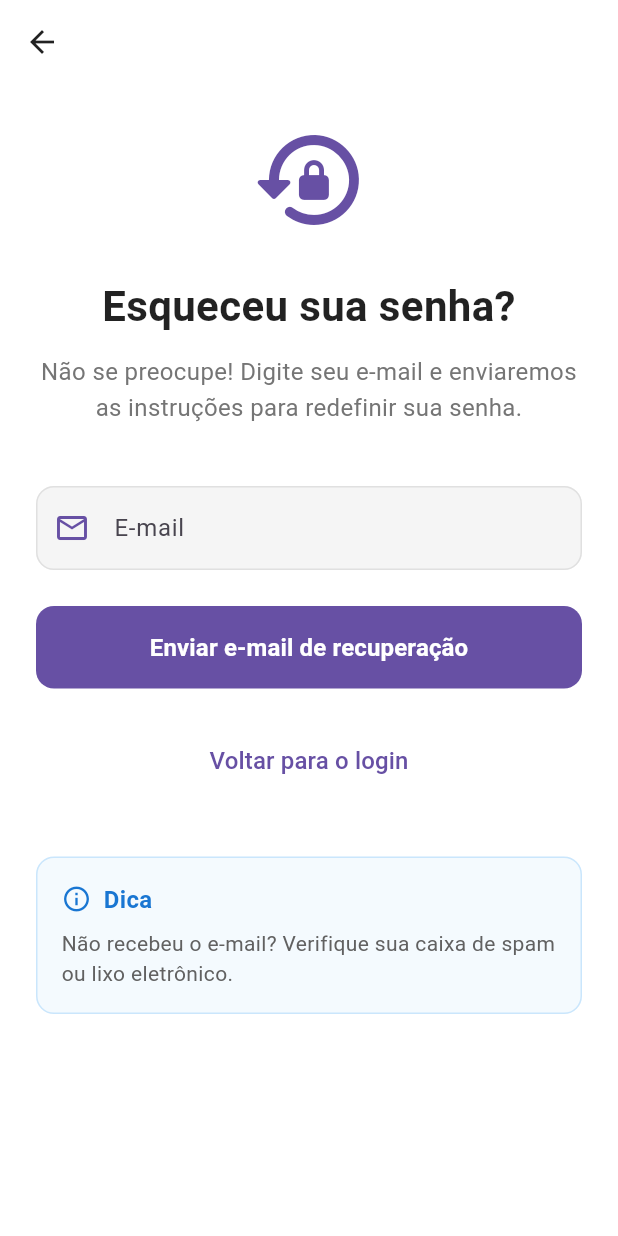
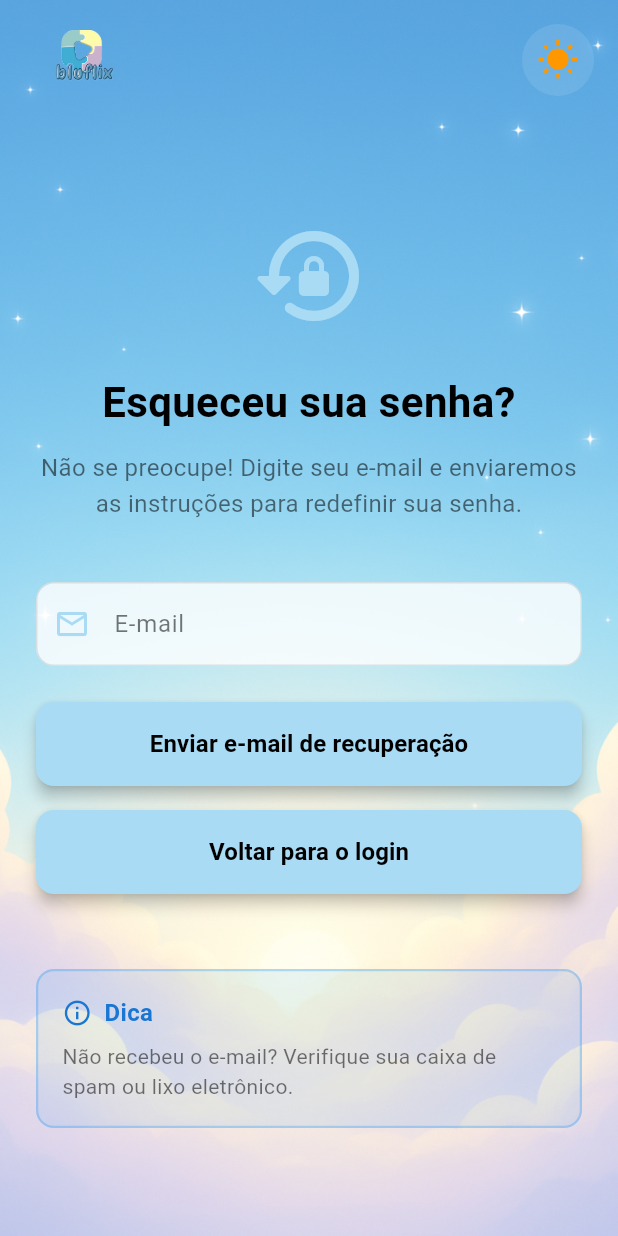
Before and after one commit to R4f0so/bluflix, a Flutter app: the EsqueciSenhaScreen screen opened by its route, on a phone screen of 412 x 824 dp. Run offline on Flutter 3.47's test engine with Material 3 defaults, Android fonts, the phone set to English and light mode, and no system bars; our stand-ins replace cloud_firestore, firebase_auth, firebase_core, go_router, shared_preferences, youtube_player_flutter; accounts and stored records are empty.

Commit message:
- Mudanças no analytics e na tela de esqueci a senha

```diff
--- a/lib/presentation/screens/analytics/perfil_filho_analytics_screen.dart
+++ b/lib/presentation/screens/analytics/perfil_filho_analytics_screen.dart
@@ -205,7 +205,7 @@ class _PerfilFilhoAnalyticsScreenState
                     // ═══════════════════════════════════════════════
                     // GÊNEROS MAIS ASSISTIDOS
                     // ═══════════════════════════════════════════════
-                    _buildSecaoTitulo('📊 Gêneros Favoritos', appTema),
+                    _buildSecaoTitulo('📊 Gêneros Assistidos', appTema),
                     const SizedBox(height: 16),
                     _buildGenerosList(appTema),
 
@@ -214,7 +214,7 @@ class _PerfilFilhoAnalyticsScreenState
                     // ═══════════════════════════════════════════════
                     // VÍDEOS MAIS ASSISTIDOS
                     // ═══════════════════════════════════════════════
-                    _buildSecaoTitulo('🎬 Vídeos Favoritos', appTema),
+                    _buildSecaoTitulo('🎬 Vídeos Assistidos', appTema),
                     const SizedBox(height: 16),
                     _buildVideosList(appTema),
 
--- a/lib/presentation/screens/auth/esqueci_senha_screen.dart
+++ b/lib/presentation/screens/auth/esqueci_senha_screen.dart
@@ -1,6 +1,9 @@
 import 'package:flutter/material.dart';
 import 'package:firebase_auth/firebase_auth.dart';
 import 'package:go_router/go_router.dart';
+import 'package:provider/provider.dart';
+import 'package:bluflix/core/theme/app_theme.dart';
+import 'package:bluflix/presentation/widgets/theme_toggle_button.dart';
 
 /// Tela para recuperação de senha via e-mail
 class EsqueciSenhaScreen extends StatefulWidget {
@@ -116,23 +119,35 @@ class _EsqueciSenhaScreenState extends State<EsqueciSenhaScreen> {
 
   @override
   Widget build(BuildContext context) {
-    final isDarkMode = Theme.of(context).brightness == Brightness.dark;
-    final primaryColor = Theme.of(context).colorScheme.primary;
+    final appTema = Provider.of<AppTema>(context);
 
     return Scaffold(
-      backgroundColor: isDarkMode ? const Color(0xFF121212) : Colors.white,
-      appBar: AppBar(
-        backgroundColor: Colors.transparent,
-        elevation: 0,
-        leading: IconButton(
-          icon: Icon(
-            Icons.arrow_back,
-            color: isDarkMode ? Colors.white : Colors.black87,
-          ),
-          onPressed: () => context.go('/login'),
+      body: Container(
+        width: double.infinity,
+        height: double.infinity,
+        decoration: BoxDecoration(
+          image: DecorationImage(
+            image: AssetImage(appTema.backgroundImage),
+            fit: BoxFit.cover,
           ),
         ),
-      body: SafeArea(
+        child: SafeArea(
+          child: Column(
+            children: [
+              // AppBar
+              Padding(
+                padding: const EdgeInsets.all(16.0),
+                child: Row(
+                  children: [
+                    Image.asset("assets/logo.png", height: 40),
+                    const Spacer(),
+                    const ThemeToggleButton(showLogo: false),
+                  ],
+                ),
+              ),
+
+              // Conteúdo
+              Expanded(
                 child: SingleChildScrollView(
                   padding: const EdgeInsets.all(24.0),
                   child: Form(
@@ -140,8 +155,14 @@ class _EsqueciSenhaScreenState extends State<EsqueciSenhaScreen> {
                     child: Column(
                       crossAxisAlignment: CrossAxisAlignment.stretch,
                       children: [
+                        const SizedBox(height: 40),
+
                         // Ícone de cadeado
-                Icon(Icons.lock_reset_rounded, size: 80, color: primaryColor),
+                        Icon(
+                          Icons.lock_reset_rounded,
+                          size: 80,
+                          color: const Color(0xFFA9DBF4),
+                        ),
                         const SizedBox(height: 24),
 
                         // Título
@@ -150,7 +171,7 @@ class _EsqueciSenhaScreenState extends State<EsqueciSenhaScreen> {
                           style: TextStyle(
                             fontSize: 28,
                             fontWeight: FontWeight.bold,
-                    color: isDarkMode ? Colors.white : Colors.black87,
+                            color: appTema.textColor,
                           ),
                           textAlign: TextAlign.center,
                         ),
@@ -161,7 +182,7 @@ class _EsqueciSenhaScreenState extends State<EsqueciSenhaScreen> {
                           'Não se preocupe! Digite seu e-mail e enviaremos as instruções para redefinir sua senha.',
                           style: TextStyle(
                             fontSize: 16,
-                    color: isDarkMode ? Colors.grey[400] : Colors.grey[600],
+                            color: appTema.textSecondaryColor,
                             height: 1.5,
                           ),
                           textAlign: TextAlign.center,
@@ -174,14 +195,26 @@ class _EsqueciSenhaScreenState extends State<EsqueciSenhaScreen> {
                           keyboardType: TextInputType.emailAddress,
                           validator: _validarEmail,
                           style: TextStyle(
-                    color: isDarkMode ? Colors.white : Colors.black87,
+                            color: appTema.textColor,
+                            fontSize: 16,
                           ),
                           decoration: InputDecoration(
                             labelText: 'E-mail',
+                            labelStyle: TextStyle(
+                              color: appTema.textSecondaryColor,
+                            ),
                             hintText: 'Digite seu e-mail',
-                    prefixIcon: Icon(Icons.email_outlined, color: primaryColor),
+                            hintStyle: TextStyle(
+                              color: appTema.textSecondaryColor,
+                            ),
+                            prefixIcon: Icon(
+                              Icons.email_outlined,
+                              color: const Color(0xFFA9DBF4),
+                            ),
                             filled: true,
-                    fillColor: isDarkMode ? Colors.grey[900] : Colors.grey[100],
+                            fillColor: appTema.isDarkMode
+                                ? Colors.white.withValues(alpha: 0.1)
+                                : Colors.white.withValues(alpha: 0.8),
                             border: OutlineInputBorder(
                               borderRadius: BorderRadius.circular(12),
                               borderSide: BorderSide.none,
@@ -189,14 +222,17 @@ class _EsqueciSenhaScreenState extends State<EsqueciSenhaScreen> {
                             enabledBorder: OutlineInputBorder(
                               borderRadius: BorderRadius.circular(12),
                               borderSide: BorderSide(
-                        color: isDarkMode
-                            ? Colors.grey[800]!
-                            : Colors.grey[300]!,
+                                color: appTema.isDarkMode
+                                    ? Colors.white.withValues(alpha: 0.2)
+                                    : Colors.black.withValues(alpha: 0.1),
                               ),
                             ),
                             focusedBorder: OutlineInputBorder(
                               borderRadius: BorderRadius.circular(12),
-                      borderSide: BorderSide(color: primaryColor, width: 2),
+                              borderSide: const BorderSide(
+                                color: Color(0xFFA9DBF4),
+                                width: 2,
+                              ),
                             ),
                             errorBorder: OutlineInputBorder(
                               borderRadius: BorderRadius.circular(12),
@@ -211,9 +247,12 @@ class _EsqueciSenhaScreenState extends State<EsqueciSenhaScreen> {
                           Container(
                             padding: const EdgeInsets.all(16),
                             decoration: BoxDecoration(
-                      color: Colors.green.withOpacity(0.1),
+                              color: Colors.green.withValues(alpha: 0.2),
                               borderRadius: BorderRadius.circular(12),
-                      border: Border.all(color: Colors.green.withOpacity(0.3)),
+                              border: Border.all(
+                                color: Colors.green.withValues(alpha: 0.5),
+                                width: 2,
+                              ),
                             ),
                             child: Row(
                               children: [
@@ -240,13 +279,19 @@ class _EsqueciSenhaScreenState extends State<EsqueciSenhaScreen> {
                           Container(
                             padding: const EdgeInsets.all(16),
                             decoration: BoxDecoration(
-                      color: Colors.red.withOpacity(0.1),
+                              color: Colors.red.withValues(alpha: 0.2),
                               borderRadius: BorderRadius.circular(12),
-                      border: Border.all(color: Colors.red.withOpacity(0.3)),
+                              border: Border.all(
+                                color: Colors.red.withValues(alpha: 0.5),
+                                width: 2,
+                              ),
                             ),
                             child: Row(
                               children: [
-                        const Icon(Icons.error_outline, color: Colors.red),
+                                const Icon(
+                                  Icons.error_outline,
+                                  color: Colors.red,
+                                ),
                                 const SizedBox(width: 12),
                                 Expanded(
                                   child: Text(
@@ -265,25 +310,29 @@ class _EsqueciSenhaScreenState extends State<EsqueciSenhaScreen> {
                           const SizedBox(height: 24),
 
                         // Botão Enviar
-                ElevatedButton(
-                  onPressed: _isLoading ? null : _enviarEmailRecuperacao,
+                        SizedBox(
+                          height: 56,
+                          child: ElevatedButton(
+                            onPressed: _isLoading
+                                ? null
+                                : _enviarEmailRecuperacao,
                             style: ElevatedButton.styleFrom(
-                    backgroundColor: primaryColor,
-                    foregroundColor: Colors.white,
+                              backgroundColor: const Color(0xFFA9DBF4),
+                              foregroundColor: Colors.black,
                               padding: const EdgeInsets.symmetric(vertical: 16),
                               shape: RoundedRectangleBorder(
                                 borderRadius: BorderRadius.circular(12),
                               ),
-                    elevation: 0,
+                              elevation: 4,
                             ),
                             child: _isLoading
                                 ? const SizedBox(
-                          height: 20,
-                          width: 20,
+                                    height: 24,
+                                    width: 24,
                                     child: CircularProgressIndicator(
-                            strokeWidth: 2,
+                                      strokeWidth: 2.5,
                                       valueColor: AlwaysStoppedAnimation<Color>(
-                              Colors.white,
+                                        Colors.black,
                                       ),
                                     ),
                                   )
@@ -295,32 +344,47 @@ class _EsqueciSenhaScreenState extends State<EsqueciSenhaScreen> {
                                     ),
                                   ),
                           ),
-                const SizedBox(height: 24),
-
-                // Link para voltar ao login
-                TextButton(
-                  onPressed: () => context.go('/login'),
-                  child: Text(
+                        ),
+                        const SizedBox(height: 16),
+                        SizedBox(
+                          height: 56,
+                          child: ElevatedButton(
+                            onPressed: _isLoading
+                                ? null
+                                : () => context.go('/login'),
+                            style: ElevatedButton.styleFrom(
+                              backgroundColor: const Color(0xFFA9DBF4),
+                              foregroundColor: Colors.black,
+                              padding: const EdgeInsets.symmetric(vertical: 16),
+                              shape: RoundedRectangleBorder(
+                                borderRadius: BorderRadius.circular(12),
+                              ),
+                              elevation: 4,
+                            ),
+                            child: const Text(
                               'Voltar para o login',
                               style: TextStyle(
-                      color: primaryColor,
                                 fontSize: 16,
-                      fontWeight: FontWeight.w500,
+                                fontWeight: FontWeight.w600,
+                              ),
                             ),
                           ),
                         ),
 
-                const SizedBox(height: 40),
+                        const SizedBox(height: 50),
 
                         // Informação adicional
                         Container(
                           padding: const EdgeInsets.all(16),
                           decoration: BoxDecoration(
-                    color: isDarkMode
-                        ? Colors.blue.withOpacity(0.1)
-                        : Colors.blue.withOpacity(0.05),
+                            color: appTema.isDarkMode
+                                ? Colors.blue.withValues(alpha: 0.15)
+                                : Colors.blue.withValues(alpha: 0.1),
                             borderRadius: BorderRadius.circular(12),
-                    border: Border.all(color: Colors.blue.withOpacity(0.2)),
+                            border: Border.all(
+                              color: Colors.blue.withValues(alpha: 0.3),
+                              width: 1.5,
+                            ),
                           ),
                           child: Column(
                             crossAxisAlignment: CrossAxisAlignment.start,
@@ -347,9 +411,7 @@ class _EsqueciSenhaScreenState extends State<EsqueciSenhaScreen> {
                               Text(
                                 'Não recebeu o e-mail? Verifique sua caixa de spam ou lixo eletrônico.',
                                 style: TextStyle(
-                          color: isDarkMode
-                              ? Colors.grey[400]
-                              : Colors.grey[700],
+                                  color: appTema.textSecondaryColor,
                                   fontSize: 14,
                                   height: 1.4,
                                 ),
@@ -362,6 +424,10 @@ class _EsqueciSenhaScreenState extends State<EsqueciSenhaScreen> {
                   ),
                 ),
               ),
+            ],
+          ),
+        ),
+      ),
     );
   }
 }
```
Lines whose indentation alone changed are shown as unchanged.
